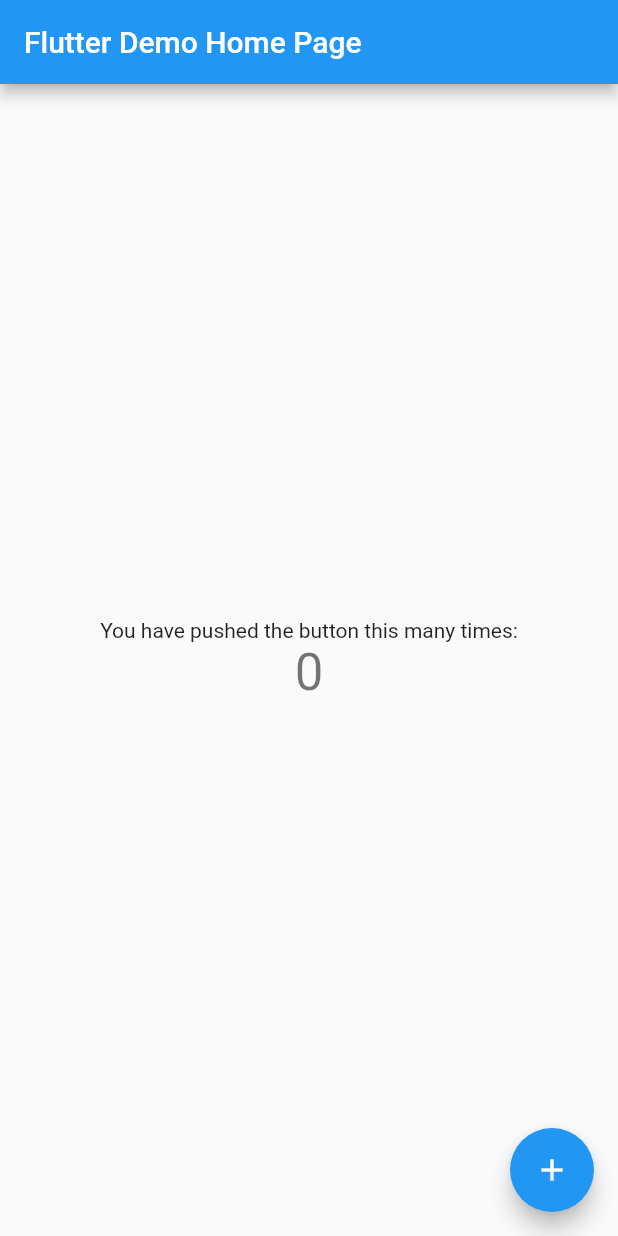
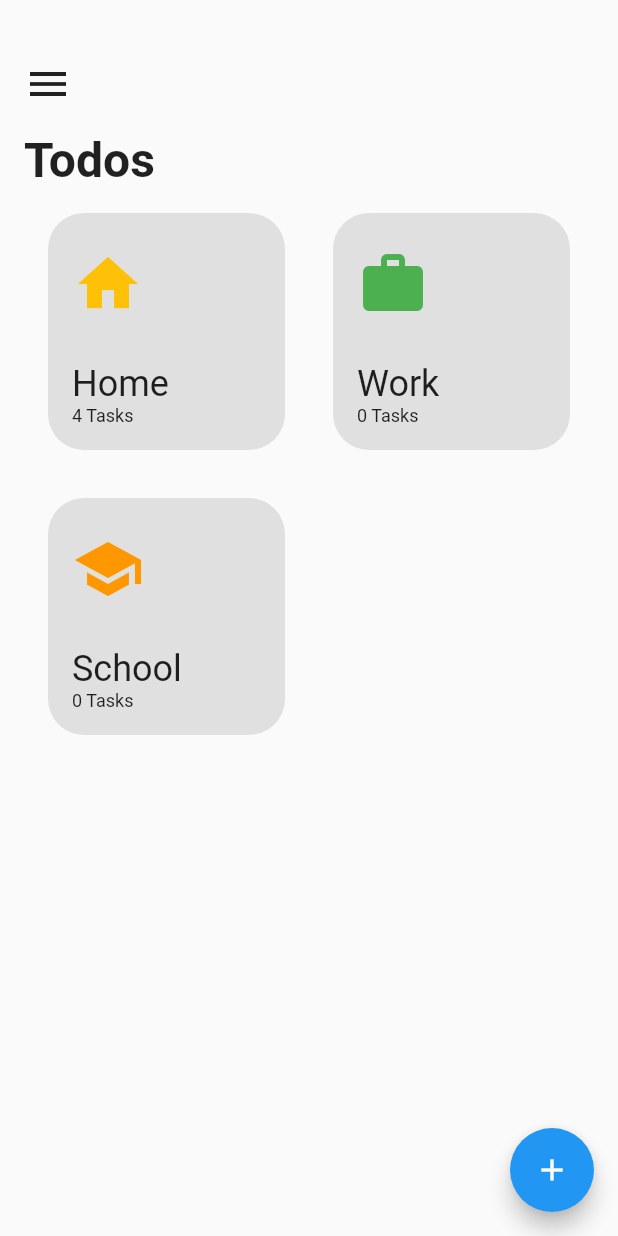
Before and after one commit to superspartak/flutter-todo-app, a Flutter app: the screen it shows after launch, on a phone screen of 412 x 824 dp. Run offline on Flutter 3.47's test engine with Material 2 defaults, Android fonts, the phone set to English and light mode, and no system bars.

Commit message:
created main screen and mock data

```diff
--- /dev/null
+++ b/lib/category/category_tile.dart
@@ -0,0 +1,46 @@
+import 'package:flutter/material.dart';
+import 'package:flutter_todo_app/category/category.dart';
+
+class CategoryTile extends StatelessWidget {
+  const CategoryTile(this.category, this.deleteHandler, {Key? key})
+      : super(key: key);
+
+  final Category category;
+  final void Function(int) deleteHandler;
+
+  @override
+  Widget build(BuildContext context) {
+    return Container(
+      height: 144,
+      width: 144,
+      margin: const EdgeInsetsDirectional.all(16),
+      decoration: BoxDecoration(
+          color: Colors.grey[300], borderRadius: BorderRadius.circular(24)),
+      child: Padding(
+        padding: const EdgeInsetsDirectional.all(16),
+        child: Column(
+          crossAxisAlignment: CrossAxisAlignment.start,
+          children: [
+            Expanded(
+              child: Icon(category.icon, size: 48, color: category.color),
+            ),
+            Expanded(
+                child: Column(
+                    mainAxisAlignment: MainAxisAlignment.end,
+                    crossAxisAlignment: CrossAxisAlignment.start,
+                    children: [
+                  Text(category.name,
+                      style: const TextStyle(
+                        fontSize: 24,
+                      )),
+                  Text(category.todos.length.toString() + ' Tasks',
+                      style: const TextStyle(
+                        fontSize: 12,
+                      ))
+                ]))
+          ],
+        ),
+      ),
+    );
+  }
+}
--- a/lib/main.dart
+++ b/lib/main.dart
@@ -1,5 +1,7 @@
 import 'package:flutter/material.dart';
+import 'package:flutter_todo_app/category/category.dart';
 import 'package:flutter_todo_app/screens/main_screen.dart';
+import 'package:flutter_todo_app/todo/todo.dart';
 
 void main() {
   runApp(const MyApp());
@@ -10,12 +12,24 @@ class MyApp extends StatelessWidget {
 
   @override
   Widget build(BuildContext context) {
+    List<Category> categories = [
+      Category(1, 'Home', Icons.home, Colors.amber, [
+        Todo(11, 'Do shopping', false),
+        Todo(12, 'Do shopping', true),
+        Todo(13, 'Do shopping', false),
+        Todo(14, 'Do shopping', false)
+      ]),
+      Category(2, 'Work', Icons.work, Colors.green, []),
+      Category(3, 'School', Icons.school, Colors.orange, [])
+    ];
     return MaterialApp(
       title: 'Flutter Demo',
       theme: ThemeData(
         primarySwatch: Colors.blue,
       ),
-      home: const HomeScreen(title: 'Flutter Demo Home Page'),
+      home: MainScreen(
+        categories: categories,
+      ),
     );
   }
 }
--- a/lib/screens/main_screen.dart
+++ b/lib/screens/main_screen.dart
@@ -1,46 +1,67 @@
 import 'package:flutter/material.dart';
+import 'package:flutter_todo_app/category/category.dart';
+import 'package:flutter_todo_app/category/category_tile.dart';
 
-class HomeScreen extends StatefulWidget {
-  const HomeScreen({Key? key, required this.title}) : super(key: key);
+class MainScreen extends StatefulWidget {
+  const MainScreen({Key? key, required this.categories}) : super(key: key);
 
-  final String title;
+  final List<Category> categories;
 
   @override
-  State<HomeScreen> createState() => _HomeScreenState();
+  State<MainScreen> createState() => _MainScreenState();
 }
 
-class _HomeScreenState extends State<HomeScreen> {
-  int _counter = 0;
+class _MainScreenState extends State<MainScreen> {
+  List<Category> categories = [];
 
-  void _incrementCounter() {
+  @override
+  void initState() {
+    super.initState();
+    categories = widget.categories;
+  }
+
+  void _deleteCategory(int id) {
     setState(() {
-      _counter++;
+      categories = categories.where((element) => element.id != id).toList();
     });
+  }
+
+  List<Widget> _tileBuilder() {
+    List<Widget> tiles = [];
+
+    for (int i = 0; i < categories.length; i++) {
+      tiles.add(CategoryTile(categories[i], _deleteCategory));
+    }
+
+    return tiles;
   }
 
   @override
   Widget build(BuildContext context) {
     return Scaffold(
-      appBar: AppBar(
-        title: Text(widget.title),
-      ),
-      body: Center(
-        child: Column(
-          mainAxisAlignment: MainAxisAlignment.center,
-          children: <Widget>[
-            const Text(
-              'You have pushed the button this many times:',
-            ),
-            Text(
-              '$_counter',
-              style: Theme.of(context).textTheme.headline4,
-            ),
-          ],
-        ),
-      ),
+      body: Padding(
+          padding: const EdgeInsets.symmetric(vertical: 24.0, horizontal: 16.0),
+          child: Column(
+            crossAxisAlignment: CrossAxisAlignment.start,
+            children: <Widget>[
+              const Padding(
+                  padding: EdgeInsets.symmetric(vertical: 16, horizontal: 0),
+                  child: Icon(
+                    Icons.menu_outlined,
+                    size: 32,
+                  )),
+              const Text(
+                'Todos',
+                style: TextStyle(fontSize: 32, fontWeight: FontWeight.bold),
+              ),
+              Expanded(
+                  child: GridView.count(
+                      crossAxisCount: 2, children: _tileBuilder()))
+            ],
+          )),
       floatingActionButton: FloatingActionButton(
-        onPressed: _incrementCounter,
-        tooltip: 'Increment',
+        onPressed: () {},
+        tooltip: 'Add Category',
         child: const Icon(Icons.add),
       ),
     );
```
